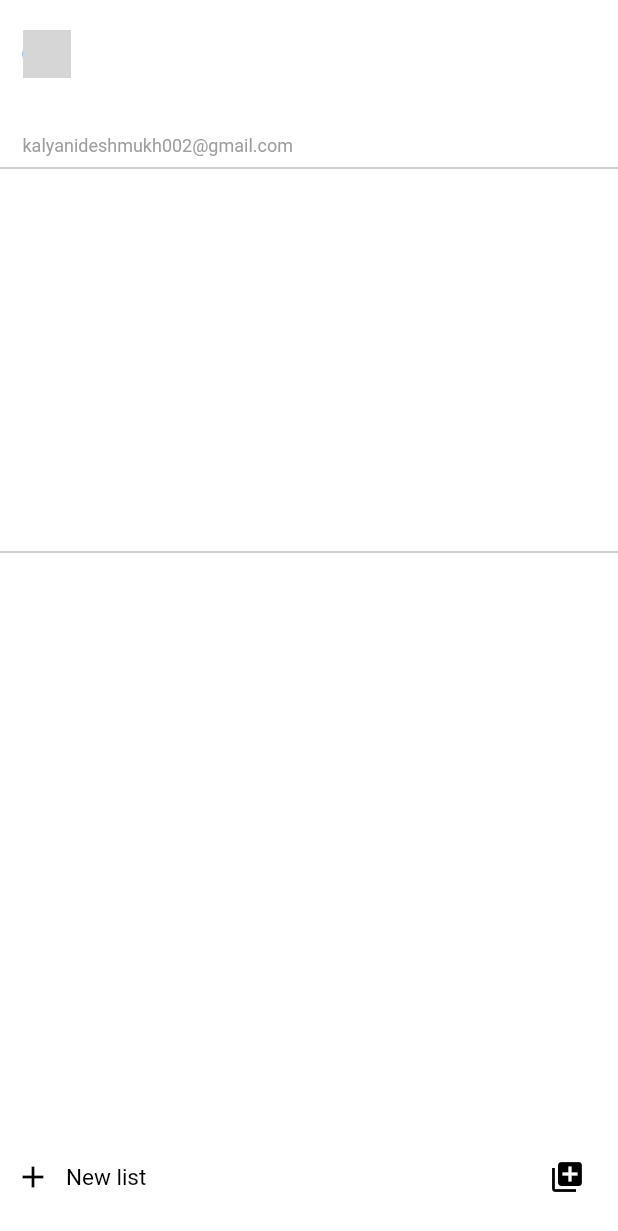
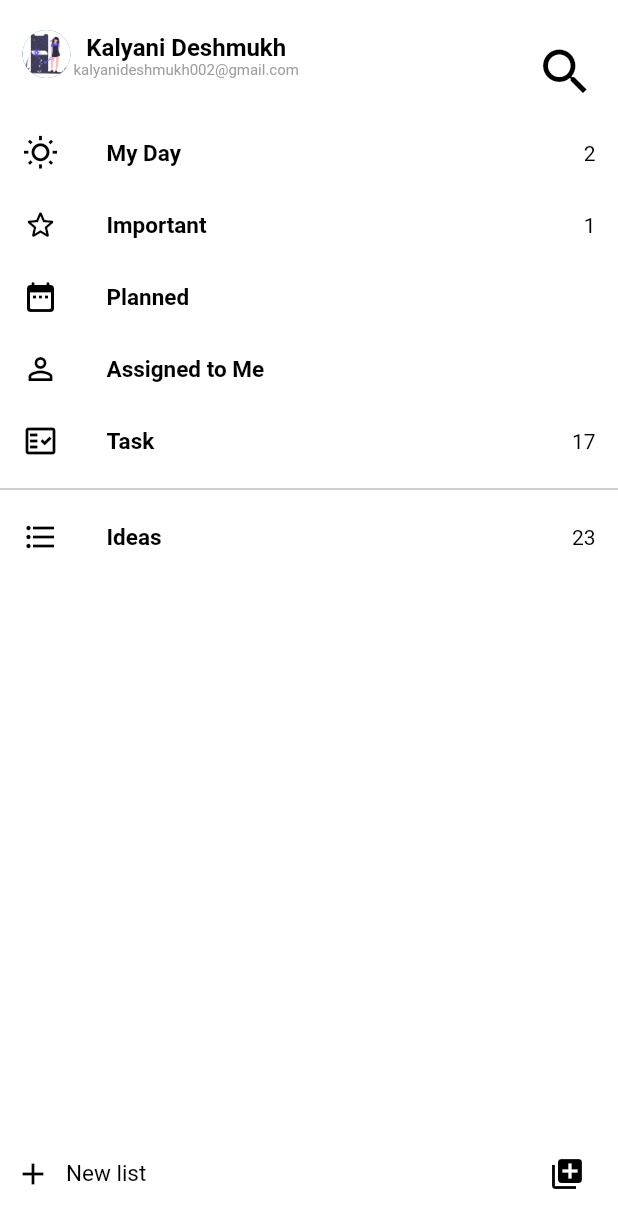
Before and after one commit to kalyani-deshmukh/microsoft_todo_app_flutter, a Flutter app: the screen it shows after launch, on a phone screen of 412 x 824 dp. Shown: the top 1231 px of the screen. Run offline on Flutter 3.47's test engine with Material 2 defaults, Android fonts, the phone set to English and light mode, and no system bars; grey boxes are pictures that could not be loaded.

Commit message:
Home page ready

```diff
--- a/lib/main.dart
+++ b/lib/main.dart
@@ -1,6 +1,6 @@
 import 'package:flutter/material.dart';
 import 'package:to_do/screens/rootScreen/RootScreen.dart';
-//import 'package:microsoft_todo/screens/searchScreen/SearchScreen.dart';
+import 'package:to_do/screens/searchScreen/SearchScreen.dart';
 //import 'package:microsoft_todo/screens/todoListScreen/TodoListScreen.dart';
 //import 'package:microsoft_todo/screens/settingsScreen/SettingsScreen.dart';
 
@@ -16,7 +16,7 @@ class RootApp extends StatelessWidget {
       initialRoute: '/',
       routes: {
         '/': (context) => RootScreen(),
-        //'searchRoute': (context) => SearchScreen(),
+        'searchRoute': (context) => SearchScreen(),
         //'todoListRoute': (context) => TodoListScreen(),
         //'settingsRoute': (context) => SettingsScreen()
       },
--- a/lib/screens/rootScreen/RootScreen.dart
+++ b/lib/screens/rootScreen/RootScreen.dart
@@ -12,7 +12,7 @@ class RootScreen extends StatelessWidget {
               children: <Widget>[
               //User profile
               ProfileWidget(),
-              Divider(color: Colors.grey),
+              //Divider(color: Colors.grey),
               Expanded (
                 flex: 8,
                 child: TodoWidget()
--- a/lib/screens/rootScreen/components/ActionWidget.dart
+++ b/lib/screens/rootScreen/components/ActionWidget.dart
@@ -6,29 +6,31 @@ class ActionWidget extends StatelessWidget {
     return  Row(
       children: <Widget>[
         Container(
-          padding: EdgeInsets.all(0),
-          margin: EdgeInsets.only(bottom: 30),
+          //padding: EdgeInsets.all(0),
+          margin: EdgeInsets.only(bottom: 10),
           child: IconButton(
-            padding: EdgeInsets.only(top: 0),
-            icon: Icon(Icons.search, size: 33, color: Colors.white),
+            //padding: EdgeInsets.only(top: 0),
+            icon: Icon(Icons.search_outlined, size: 40, color: Colors.black),
             tooltip: 'Search',
             onPressed: () {
               Navigator.pushNamed(context, 'searchRoute');
             }
           )
         ),
+         /*
         Container(
           padding: EdgeInsets.all(0),
           margin: EdgeInsets.only(bottom: 30),
           child: IconButton(
             padding: EdgeInsets.only(top: 0),
-            icon: Icon(Icons.settings, size: 33, color: Colors.white),
+            icon: Icon(Icons.settings, size: 33, color: Colors.black),
             tooltip: 'Settings',
             onPressed: () {
               Navigator.pushNamed(context, 'settingsRoute');
             }
           )
         )
+        */
       ],
       mainAxisSize: MainAxisSize.max,
       crossAxisAlignment: CrossAxisAlignment.start,
--- a/lib/screens/rootScreen/components/DisplayUserWidget.dart
+++ b/lib/screens/rootScreen/components/DisplayUserWidget.dart
@@ -1,3 +1,49 @@
+
+import 'package:flutter/material.dart';
+
+class DisplayUserWidget extends StatelessWidget {
+  @override
+  Widget build(BuildContext context) {
+    return  Row(
+      children: <Widget>[
+        //user avatar
+         CircleAvatar(
+          backgroundImage: AssetImage('asset/images/login.png'),
+          radius: 16
+        ),
+        //user full name
+        Container(
+          padding: EdgeInsets.all(2),
+          child: Column(
+            children: <Widget>[
+              Text(
+              'Kalyani Deshmukh',
+              style: TextStyle(
+                color: Colors.black,
+                fontWeight: FontWeight.bold,
+                fontSize: 16
+              )
+            ),
+           Text(
+            'kalyanideshmukh002@gmail.com',
+            style: TextStyle(
+              color: Colors.grey,
+              fontSize: 10
+            )
+          )
+            ]
+          ),
+        )
+        //user email
+
+      ],
+      crossAxisAlignment: CrossAxisAlignment.start,
+    );
+  }
+}
+
+
+/*
 import 'package:flutter/material.dart';
 
 class DisplayUserWidget extends StatelessWidget {
@@ -7,7 +53,7 @@ class DisplayUserWidget extends StatelessWidget {
       children: <Widget>[
         //user avatar
          CircleAvatar(
-          backgroundImage: AssetImage('assets/display_picture.jpg'),
+          backgroundImage: AssetImage('asset/images/login.png'),
           radius: 16
         ),
         //user full name
@@ -35,3 +81,4 @@ class DisplayUserWidget extends StatelessWidget {
     );
   }
 }
+*/
--- a/lib/screens/rootScreen/components/TodoListWidget.dart
+++ b/lib/screens/rootScreen/components/TodoListWidget.dart
@@ -13,16 +13,16 @@ class TodoListWidget extends StatelessWidget {
   @override
   Widget build(BuildContext context) {
     return  ListTile(
-      leading:  Icon(this.icon, color: Colors.white),
-      title:  Text(this.title, style: TextStyle( fontSize: 15, color: Colors.white)),
-      trailing:  Text(this.trailing, style: TextStyle(color: Colors.white)),
+      leading:  Icon(this.icon, color: Colors.black),
+      title:  Text(this.title, style: TextStyle( fontSize: 15,fontWeight: FontWeight.bold, color: Colors.black)),
+      trailing:  Text(this.trailing, style: TextStyle(color: Colors.black)),
       contentPadding: EdgeInsets.only(right: 15, left: 15),
       dense: true,
       onTap: () {
         Navigator.pushNamed(
           context,
           'todoListRoute',
-          arguments: TodoListRouteArguments('Ideas', true)
+          arguments: TodoListRouteArguments('Untitled Task', true)
         );
       }
     );
```
Also changed, not shown: lib/screens/searchScreen/SearchScreen.dart (added, +58 -0 lines), asset/images/1.jpg (added), asset/images/2.jpg (added), asset/images/3.jpg (added), asset/images/4.jpg (added), asset/images/5.jpg (added), asset/images/assigned.png (added), asset/images/imp.png (added), asset/images/myday.jpg (added), asset/images/planned.png (added), asset/images/search.jpg (added), asset/images/search_icon.png (added), asset/images/task.png (added).
